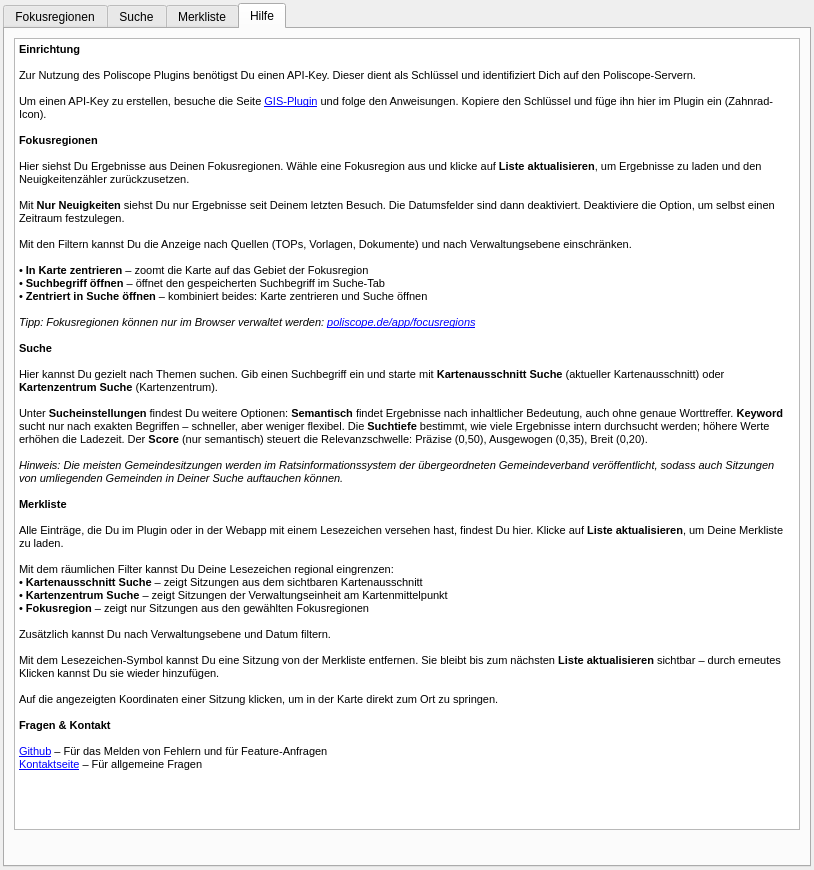
poliscope-de/poliscope-qgis-plugin, file ui/poliscope_plugin_dockwidget_base.ui: the form before one commit.
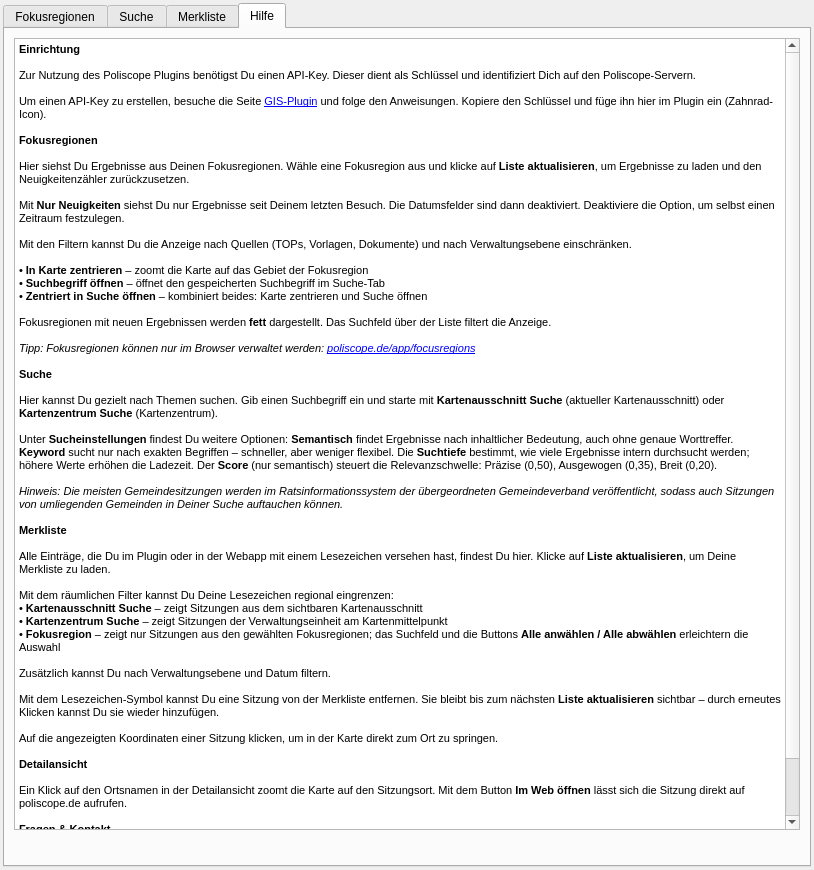
The form after the commit. The open tabs and pages were chosen to show the change. Icons and pictures are not drawn. Custom widgets are drawn as their Qt base class.

Commit message: Hilfe: Fokusregionen fett/Suchfeld; Merkliste Fokusregion-Filter; Detailansicht-Abschnitt

```diff
--- a/ui/poliscope_plugin_dockwidget_base.ui
+++ b/ui/poliscope_plugin_dockwidget_base.ui
@@ -2021,6 +2021,8 @@
 &lt;p style=&quot; margin-top:0px; margin-bottom:0px; margin-left:0px; margin-right:0px; -qt-block-indent:0; text-indent:0px;&quot;&gt;&lt;span style=&quot; font-size:8pt;&quot;&gt;• &lt;/span&gt;&lt;span style=&quot; font-size:8pt; font-weight:600;&quot;&gt;Suchbegriff öffnen&lt;/span&gt;&lt;span style=&quot; font-size:8pt;&quot;&gt; – öffnet den gespeicherten Suchbegriff im Suche-Tab&lt;/span&gt;&lt;/p&gt;
 &lt;p style=&quot; margin-top:0px; margin-bottom:0px; margin-left:0px; margin-right:0px; -qt-block-indent:0; text-indent:0px;&quot;&gt;&lt;span style=&quot; font-size:8pt;&quot;&gt;• &lt;/span&gt;&lt;span style=&quot; font-size:8pt; font-weight:600;&quot;&gt;Zentriert in Suche öffnen&lt;/span&gt;&lt;span style=&quot; font-size:8pt;&quot;&gt; – kombiniert beides: Karte zentrieren und Suche öffnen&lt;/span&gt;&lt;/p&gt;
 &lt;p style=&quot; margin-top:0px; margin-bottom:0px; margin-left:0px; margin-right:0px; -qt-block-indent:0; text-indent:0px;&quot;&gt; &lt;/p&gt;
+&lt;p style=&quot; margin-top:0px; margin-bottom:0px; margin-left:0px; margin-right:0px; -qt-block-indent:0; text-indent:0px;&quot;&gt;&lt;span style=&quot; font-size:8pt;&quot;&gt;Fokusregionen mit neuen Ergebnissen werden &lt;/span&gt;&lt;span style=&quot; font-size:8pt; font-weight:600;&quot;&gt;fett&lt;/span&gt;&lt;span style=&quot; font-size:8pt;&quot;&gt; dargestellt. Das Suchfeld über der Liste filtert die Anzeige.&lt;/span&gt;&lt;/p&gt;
+&lt;p style=&quot; margin-top:0px; margin-bottom:0px; margin-left:0px; margin-right:0px; -qt-block-indent:0; text-indent:0px;&quot;&gt; &lt;/p&gt;
 &lt;p style=&quot; margin-top:0px; margin-bottom:0px; margin-left:0px; margin-right:0px; -qt-block-indent:0; text-indent:0px;&quot;&gt;&lt;span style=&quot; font-size:8pt; font-style:italic;&quot;&gt;Tipp: Fokusregionen können nur im Browser verwaltet werden: &lt;/span&gt;&lt;a href=&quot;https://poliscope.de/app/focusregions&quot;&gt;&lt;span style=&quot; font-size:8pt; font-style:italic; text-decoration: underline; color:#0000ff;&quot;&gt;poliscope.de/app/focusregions&lt;/span&gt;&lt;/a&gt;&lt;/p&gt;
 &lt;p style=&quot; margin-top:0px; margin-bottom:0px; margin-left:0px; margin-right:0px; -qt-block-indent:0; text-indent:0px;&quot;&gt; &lt;/p&gt;
 &lt;p style=&quot; margin-top:0px; margin-bottom:0px; margin-left:0px; margin-right:0px; -qt-block-indent:0; text-indent:0px;&quot;&gt;&lt;span style=&quot; font-size:8pt; font-weight:600;&quot;&gt;Suche&lt;/span&gt;&lt;/p&gt;
@@ -2038,7 +2040,7 @@
 &lt;p style=&quot; margin-top:0px; margin-bottom:0px; margin-left:0px; margin-right:0px; -qt-block-indent:0; text-indent:0px;&quot;&gt;&lt;span style=&quot; font-size:8pt;&quot;&gt;Mit dem räumlichen Filter kannst Du Deine Lesezeichen regional eingrenzen:&lt;/span&gt;&lt;/p&gt;
 &lt;p style=&quot; margin-top:0px; margin-bottom:0px; margin-left:0px; margin-right:0px; -qt-block-indent:0; text-indent:0px;&quot;&gt;&lt;span style=&quot; font-size:8pt;&quot;&gt;• &lt;/span&gt;&lt;span style=&quot; font-size:8pt; font-weight:600;&quot;&gt;Kartenausschnitt Suche&lt;/span&gt;&lt;span style=&quot; font-size:8pt;&quot;&gt; – zeigt Sitzungen aus dem sichtbaren Kartenausschnitt&lt;/span&gt;&lt;/p&gt;
 &lt;p style=&quot; margin-top:0px; margin-bottom:0px; margin-left:0px; margin-right:0px; -qt-block-indent:0; text-indent:0px;&quot;&gt;&lt;span style=&quot; font-size:8pt;&quot;&gt;• &lt;/span&gt;&lt;span style=&quot; font-size:8pt; font-weight:600;&quot;&gt;Kartenzentrum Suche&lt;/span&gt;&lt;span style=&quot; font-size:8pt;&quot;&gt; – zeigt Sitzungen der Verwaltungseinheit am Kartenmittelpunkt&lt;/span&gt;&lt;/p&gt;
-&lt;p style=&quot; margin-top:0px; margin-bottom:0px; margin-left:0px; margin-right:0px; -qt-block-indent:0; text-indent:0px;&quot;&gt;&lt;span style=&quot; font-size:8pt;&quot;&gt;• &lt;/span&gt;&lt;span style=&quot; font-size:8pt; font-weight:600;&quot;&gt;Fokusregion&lt;/span&gt;&lt;span style=&quot; font-size:8pt;&quot;&gt; – zeigt nur Sitzungen aus den gewählten Fokusregionen&lt;/span&gt;&lt;/p&gt;
+&lt;p style=&quot; margin-top:0px; margin-bottom:0px; margin-left:0px; margin-right:0px; -qt-block-indent:0; text-indent:0px;&quot;&gt;&lt;span style=&quot; font-size:8pt;&quot;&gt;• &lt;/span&gt;&lt;span style=&quot; font-size:8pt; font-weight:600;&quot;&gt;Fokusregion&lt;/span&gt;&lt;span style=&quot; font-size:8pt;&quot;&gt; – zeigt nur Sitzungen aus den gewählten Fokusregionen; das Suchfeld und die Buttons &lt;/span&gt;&lt;span style=&quot; font-size:8pt; font-weight:600;&quot;&gt;Alle anwählen / Alle abwählen&lt;/span&gt;&lt;span style=&quot; font-size:8pt;&quot;&gt; erleichtern die Auswahl&lt;/span&gt;&lt;/p&gt;
 &lt;p style=&quot; margin-top:0px; margin-bottom:0px; margin-left:0px; margin-right:0px; -qt-block-indent:0; text-indent:0px;&quot;&gt; &lt;/p&gt;
 &lt;p style=&quot; margin-top:0px; margin-bottom:0px; margin-left:0px; margin-right:0px; -qt-block-indent:0; text-indent:0px;&quot;&gt;&lt;span style=&quot; font-size:8pt;&quot;&gt;Zusätzlich kannst Du nach Verwaltungsebene und Datum filtern.&lt;/span&gt;&lt;/p&gt;
 &lt;p style=&quot; margin-top:0px; margin-bottom:0px; margin-left:0px; margin-right:0px; -qt-block-indent:0; text-indent:0px;&quot;&gt; &lt;/p&gt;
@@ -2046,6 +2048,10 @@
 &lt;p style=&quot; margin-top:0px; margin-bottom:0px; margin-left:0px; margin-right:0px; -qt-block-indent:0; text-indent:0px;&quot;&gt; &lt;/p&gt;
 &lt;p style=&quot; margin-top:0px; margin-bottom:0px; margin-left:0px; margin-right:0px; -qt-block-indent:0; text-indent:0px;&quot;&gt;&lt;span style=&quot; font-size:8pt;&quot;&gt;Auf die angezeigten Koordinaten einer Sitzung klicken, um in der Karte direkt zum Ort zu springen.&lt;/span&gt;&lt;/p&gt;
 &lt;p style=&quot; margin-top:0px; margin-bottom:0px; margin-left:0px; margin-right:0px; -qt-block-indent:0; text-indent:0px;&quot;&gt; &lt;/p&gt;
+&lt;p style=&quot; margin-top:0px; margin-bottom:0px; margin-left:0px; margin-right:0px; -qt-block-indent:0; text-indent:0px;&quot;&gt;&lt;span style=&quot; font-size:8pt; font-weight:600;&quot;&gt;Detailansicht&lt;/span&gt;&lt;/p&gt;
+&lt;p style=&quot; margin-top:0px; margin-bottom:0px; margin-left:0px; margin-right:0px; -qt-block-indent:0; text-indent:0px;&quot;&gt; &lt;/p&gt;
+&lt;p style=&quot; margin-top:0px; margin-bottom:0px; margin-left:0px; margin-right:0px; -qt-block-indent:0; text-indent:0px;&quot;&gt;&lt;span style=&quot; font-size:8pt;&quot;&gt;Ein Klick auf den Ortsnamen in der Detailansicht zoomt die Karte auf den Sitzungsort. Mit dem Button &lt;/span&gt;&lt;span style=&quot; font-size:8pt; font-weight:600;&quot;&gt;Im Web öffnen&lt;/span&gt;&lt;span style=&quot; font-size:8pt;&quot;&gt; lässt sich die Sitzung direkt auf poliscope.de aufrufen.&lt;/span&gt;&lt;/p&gt;
+&lt;p style=&quot; margin-top:0px; margin-bottom:0px; margin-left:0px; margin-right:0px; -qt-block-indent:0; text-indent:0px;&quot;&gt; &lt;/p&gt;
 &lt;p style=&quot; margin-top:0px; margin-bottom:0px; margin-left:0px; margin-right:0px; -qt-block-indent:0; text-indent:0px;&quot;&gt;&lt;span style=&quot; font-size:8pt; font-weight:600;&quot;&gt;Fragen &amp;amp; Kontakt&lt;/span&gt;&lt;/p&gt;
 &lt;p style=&quot; margin-top:0px; margin-bottom:0px; margin-left:0px; margin-right:0px; -qt-block-indent:0; text-indent:0px;&quot;&gt; &lt;/p&gt;
 &lt;p style=&quot; margin-top:0px; margin-bottom:0px; margin-left:0px; margin-right:0px; -qt-block-indent:0; text-indent:0px;&quot;&gt;&lt;a href=&quot;https://github.com/poliscope-de/poliscope-qgis-plugin&quot;&gt;&lt;span style=&quot; font-size:8pt; text-decoration: underline; color:#0000ff;&quot;&gt;Github&lt;/span&gt;&lt;/a&gt;&lt;span style=&quot; font-size:8pt;&quot;&gt; – Für das Melden von Fehlern und für Feature-Anfragen&lt;/span&gt;&lt;/p&gt;
```
